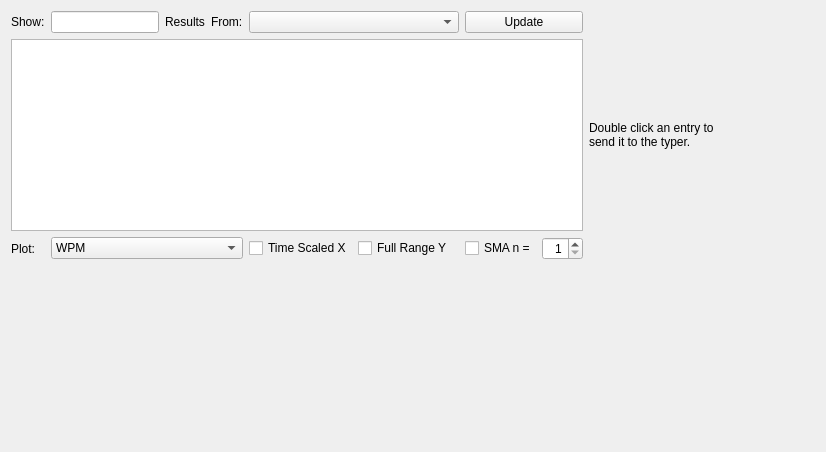
Qt form performancehistory.ui (coryo/amphetype2) before a commit.
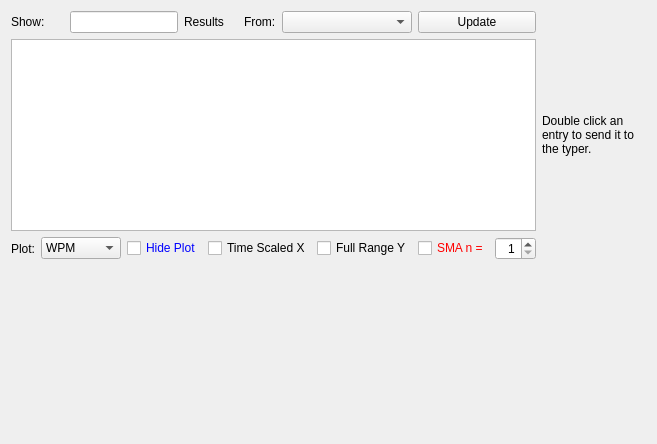
The same form after that commit. Custom widgets are drawn as their Qt base class.

Diff of the .ui file:
```diff
--- a/performancehistory.ui
+++ b/performancehistory.ui
@@ -6,8 +6,8 @@
    <rect>
     <x>0</x>
     <y>0</y>
-    <width>826</width>
-    <height>452</height>
+    <width>657</width>
+    <height>444</height>
    </rect>
   </property>
   <property name="sizePolicy">
@@ -19,20 +19,35 @@
   <property name="windowTitle">
    <string>Form</string>
   </property>
-  <layout class="QGridLayout" name="gridLayout_2">
-   <item row="1" column="0">
+  <layout class="QVBoxLayout" name="verticalLayout">
+   <item>
     <layout class="QGridLayout" name="gridLayout">
-     <item row="1" column="4" colspan="3">
-      <widget class="QComboBox" name="sourceComboBox">
+     <item row="1" column="0" colspan="11">
+      <widget class="QTableView" name="tableView">
        <property name="sizePolicy">
-        <sizepolicy hsizetype="Minimum" vsizetype="Fixed">
+        <sizepolicy hsizetype="Preferred" vsizetype="Preferred">
          <horstretch>0</horstretch>
          <verstretch>0</verstretch>
         </sizepolicy>
        </property>
+       <property name="minimumSize">
+        <size>
+         <width>0</width>
+         <height>0</height>
+        </size>
+       </property>
+       <property name="alternatingRowColors">
+        <bool>true</bool>
+       </property>
+       <property name="gridStyle">
+        <enum>Qt::NoPen</enum>
+       </property>
+       <property name="cornerButtonEnabled">
+        <bool>false</bool>
+       </property>
       </widget>
      </item>
-     <item row="3" column="8">
+     <item row="2" column="10">
       <widget class="QSpinBox" name="smaWindowSpinBox">
        <property name="minimumSize">
         <size>
@@ -54,8 +69,8 @@
        </property>
       </widget>
      </item>
-     <item row="2" column="10">
-      <spacer name="horizontalSpacer">
+     <item row="2" column="11">
+      <spacer name="horizontalSpacer_2">
        <property name="orientation">
         <enum>Qt::Horizontal</enum>
        </property>
@@ -67,42 +82,21 @@
        </property>
       </spacer>
      </item>
-     <item row="3" column="7">
-      <widget class="QCheckBox" name="dampenCheckBox">
+     <item row="0" column="9" colspan="2">
+      <widget class="QPushButton" name="updateButton">
        <property name="text">
-        <string>SMA n =</string>
+        <string>Update</string>
        </property>
       </widget>
      </item>
-     <item row="1" column="3">
-      <widget class="QLabel" name="label_2">
-       <property name="text">
-        <string>From:</string>
-       </property>
-      </widget>
-     </item>
-     <item row="3" column="5">
-      <widget class="QCheckBox" name="fullRangeYCheckBox">
-       <property name="text">
-        <string>Full Range Y</string>
-       </property>
-      </widget>
-     </item>
-     <item row="1" column="2">
-      <widget class="QLabel" name="label_3">
-       <property name="text">
-        <string>Results</string>
-       </property>
-      </widget>
-     </item>
-     <item row="1" column="0">
+     <item row="0" column="0" colspan="2">
       <widget class="QLabel" name="label">
        <property name="text">
         <string>Show:</string>
        </property>
       </widget>
      </item>
-     <item row="1" column="1">
+     <item row="0" column="2" colspan="2">
       <widget class="QLineEdit" name="limitNumber">
        <property name="sizePolicy">
         <sizepolicy hsizetype="Minimum" vsizetype="Fixed">
@@ -112,49 +106,123 @@
        </property>
       </widget>
      </item>
-     <item row="2" column="0" colspan="9">
-      <widget class="QTableView" name="tableView">
+     <item row="0" column="4" colspan="2">
+      <widget class="QLabel" name="label_3">
+       <property name="text">
+        <string>Results</string>
+       </property>
+      </widget>
+     </item>
+     <item row="0" column="6">
+      <widget class="QLabel" name="label_2">
+       <property name="text">
+        <string>From:</string>
+       </property>
+      </widget>
+     </item>
+     <item row="0" column="7" colspan="2">
+      <widget class="QComboBox" name="sourceComboBox">
        <property name="sizePolicy">
-        <sizepolicy hsizetype="Preferred" vsizetype="Preferred">
+        <sizepolicy hsizetype="Minimum" vsizetype="Fixed">
          <horstretch>0</horstretch>
          <verstretch>0</verstretch>
         </sizepolicy>
        </property>
-       <property name="minimumSize">
-        <size>
-         <width>0</width>
-         <height>0</height>
-        </size>
-       </property>
-       <property name="alternatingRowColors">
-        <bool>true</bool>
-       </property>
-       <property name="gridStyle">
-        <enum>Qt::NoPen</enum>
-       </property>
-       <property name="cornerButtonEnabled">
-        <bool>false</bool>
-       </property>
       </widget>
      </item>
-     <item row="2" column="9">
-      <widget class="QLabel" name="label_5">
+     <item row="2" column="3" colspan="2">
+      <widget class="QCheckBox" name="plotCheckBox">
+       <property name="palette">
+        <palette>
+         <active>
+          <colorrole role="WindowText">
+           <brush brushstyle="SolidPattern">
+            <color alpha="255">
+             <red>0</red>
+             <green>0</green>
+             <blue>255</blue>
+            </color>
+           </brush>
+          </colorrole>
+          <colorrole role="Text">
+           <brush brushstyle="SolidPattern">
+            <color alpha="255">
+             <red>255</red>
+             <green>255</green>
+             <blue>255</blue>
+            </color>
+           </brush>
+          </colorrole>
+         </active>
+         <inactive>
+          <colorrole role="WindowText">
+           <brush brushstyle="SolidPattern">
+            <color alpha="255">
+             <red>0</red>
+             <green>0</green>
+             <blue>255</blue>
+            </color>
+           </brush>
+          </colorrole>
+          <colorrole role="Text">
+           <brush brushstyle="SolidPattern">
+            <color alpha="255">
+             <red>255</red>
+             <green>255</green>
+             <blue>255</blue>
+            </color>
+           </brush>
+          </colorrole>
+         </inactive>
+         <disabled>
+          <colorrole role="WindowText">
+           <brush brushstyle="SolidPattern">
+            <color alpha="255">
+             <red>231</red>
+             <green>231</green>
+             <blue>231</blue>
+            </color>
+           </brush>
+          </colorrole>
+          <colorrole role="Text">
+           <brush brushstyle="SolidPattern">
+            <color alpha="255">
+             <red>231</red>
+             <green>231</green>
+             <blue>231</blue>
+            </color>
+           </brush>
+          </colorrole>
+         </disabled>
+        </palette>
+       </property>
        <property name="text">
-        <string>Double click an entry to send it to the typer.</string>
-       </property>
-       <property name="wordWrap">
-        <bool>true</bool>
+        <string>Hide Plot</string>
        </property>
       </widget>
      </item>
-     <item row="3" column="4">
+     <item row="2" column="5" colspan="3">
       <widget class="QCheckBox" name="timeScaleCheckBox">
        <property name="text">
         <string>Time Scaled X</string>
        </property>
       </widget>
      </item>
-     <item row="3" column="1" colspan="3">
+     <item row="2" column="8">
+      <widget class="QCheckBox" name="fullRangeYCheckBox">
+       <property name="text">
+        <string>Full Range Y</string>
+       </property>
+      </widget>
+     </item>
+     <item row="2" column="0">
+      <widget class="QLabel" name="label_4">
+       <property name="text">
+        <string>Plot:</string>
+       </property>
+      </widget>
+     </item>
+     <item row="2" column="1" colspan="2">
       <widget class="QComboBox" name="plotSelector">
        <item>
         <property name="text">
@@ -173,21 +241,88 @@
        </item>
       </widget>
      </item>
-     <item row="3" column="0">
-      <widget class="QLabel" name="label_4">
+     <item row="2" column="9">
+      <widget class="QCheckBox" name="dampenCheckBox">
+       <property name="palette">
+        <palette>
+         <active>
+          <colorrole role="WindowText">
+           <brush brushstyle="SolidPattern">
+            <color alpha="255">
+             <red>255</red>
+             <green>0</green>
+             <blue>0</blue>
+            </color>
+           </brush>
+          </colorrole>
+          <colorrole role="Text">
+           <brush brushstyle="SolidPattern">
+            <color alpha="255">
+             <red>255</red>
+             <green>255</green>
+             <blue>255</blue>
+            </color>
+           </brush>
+          </colorrole>
+         </active>
+         <inactive>
+          <colorrole role="WindowText">
+           <brush brushstyle="SolidPattern">
+            <color alpha="255">
+             <red>255</red>
+             <green>0</green>
+             <blue>0</blue>
+            </color>
+           </brush>
+          </colorrole>
+          <colorrole role="Text">
+           <brush brushstyle="SolidPattern">
+            <color alpha="255">
+             <red>255</red>
+             <green>255</green>
+             <blue>255</blue>
+            </color>
+           </brush>
+          </colorrole>
+         </inactive>
+         <disabled>
+          <colorrole role="WindowText">
+           <brush brushstyle="SolidPattern">
+            <color alpha="255">
+             <red>231</red>
+             <green>231</green>
+             <blue>231</blue>
+            </color>
+           </brush>
+          </colorrole>
+          <colorrole role="Text">
+           <brush brushstyle="SolidPattern">
+            <color alpha="255">
+             <red>231</red>
+             <green>231</green>
+             <blue>231</blue>
+            </color>
+           </brush>
+          </colorrole>
+         </disabled>
+        </palette>
+       </property>
        <property name="text">
-        <string>Plot:</string>
+        <string>SMA n =</string>
        </property>
       </widget>
      </item>
-     <item row="1" column="7" colspan="2">
-      <widget class="QPushButton" name="updateButton">
+     <item row="1" column="11">
+      <widget class="QLabel" name="label_5">
        <property name="text">
-        <string>Update</string>
+        <string>Double click an entry to send it to the typer.</string>
        </property>
+       <property name="wordWrap">
+        <bool>true</bool>
+       </property>
       </widget>
      </item>
-     <item row="4" column="0" colspan="11">
+     <item row="3" column="0" colspan="12">
       <widget class="QCustomPlot" name="performancePlot" native="true">
        <property name="sizePolicy">
         <sizepolicy hsizetype="Expanding" vsizetype="Expanding">
```
